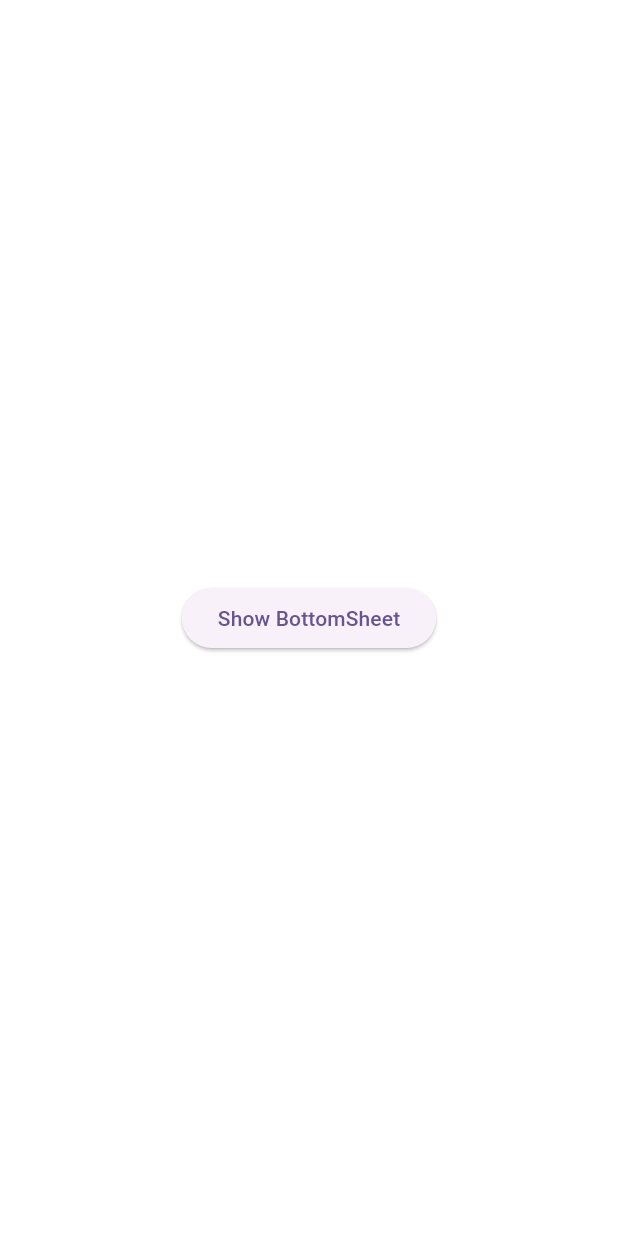
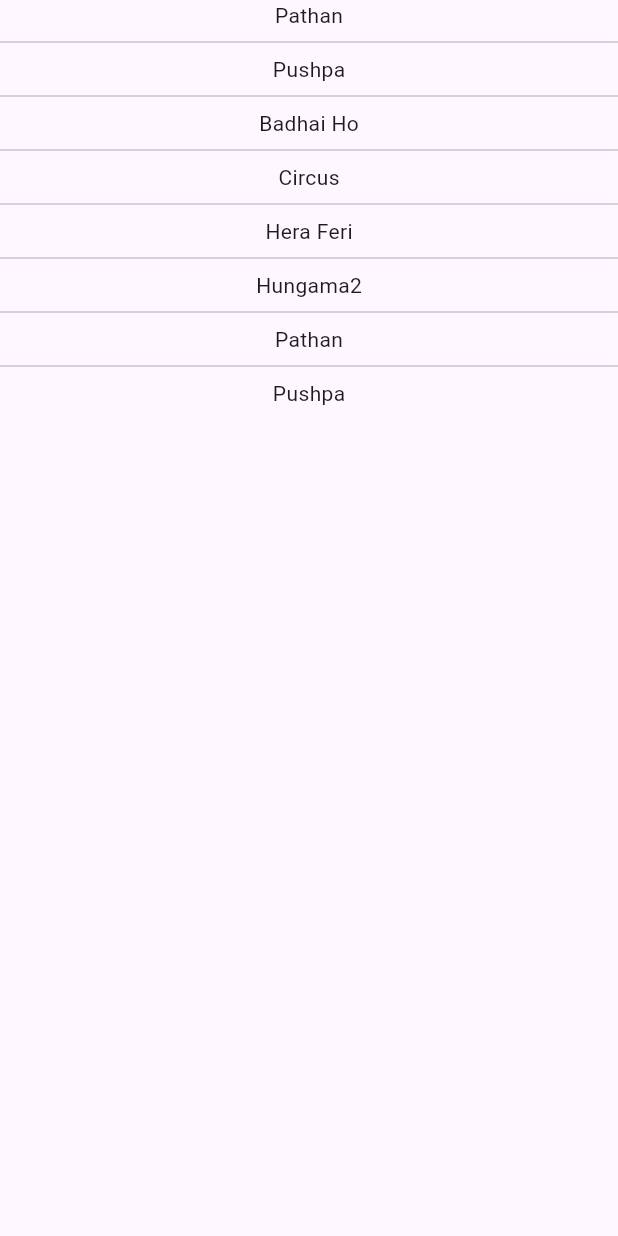
Before and after one commit to priyasavvient/flutter_ui_host, a Flutter app: the screen it shows after launch, after a tap on "Show BottomSheet", on a phone screen of 412 x 824 dp. Run offline on Flutter 3.47's test engine with Material 2 defaults, Android fonts, the light colour scheme and no system bars; our stand-ins replace modal_bottom_sheet.

Commit message:
minor change

```diff
--- a/lib/HomeScreen.dart
+++ b/lib/HomeScreen.dart
@@ -1,4 +1,7 @@
 import 'package:flutter/material.dart';
+import 'package:modal_bottom_sheet/modal_bottom_sheet.dart';
+
+import 'model/data_model.dart';
 
 class HomeScreen extends StatefulWidget {
   const HomeScreen({Key? key}) : super(key: key);
@@ -9,7 +12,7 @@
 
 class _HomeScreenState extends State<HomeScreen> {
 
- /* List<ItemList> details = [
+  List<ItemList> details = [
     ItemList(images: "assets/images/pathan.jpeg", movies: "Pathan", movieDate: '25 January 2023'),
     ItemList(images: "assets/images/pushpa.jpeg", movies: "Pushpa", movieDate: '17 December 2021'),
     ItemList(images: "assets/images/badhaiho.jpeg", movies: "Badhai Ho", movieDate: '18 October 2018'),
@@ -19,21 +22,21 @@
     ItemList(images: "assets/images/hungama2.jpeg", movies: "Pathan", movieDate: '25 January 2023'),
     ItemList(images: "assets/images/pushpa.jpeg", movies: "Pushpa", movieDate: '17 December 2021'),
 
-  ];*/
+  ];
 
   @override
   Widget build(BuildContext context) {
     return Center(
       child: ElevatedButton(onPressed: () {
-       /* showMaterialModalBottomSheet(context: context, builder: (_) {
+        showMaterialModalBottomSheet(context: context, builder: (_) {
           return _bottomSheetList();
-        });*/
+        });
       },
           child: const Text("Show BottomSheet")),
     );
   }
 
- /* Widget _bottomSheetList()
+  Widget _bottomSheetList()
   {
     return ListView.separated(
       itemCount: details.length,
@@ -42,5 +45,5 @@
       }, separatorBuilder: (context, index) {
       return const Divider();
     },);
-  }*/
+  }
 }
--- a/lib/main.dart
+++ b/lib/main.dart
@@ -21,49 +21,3 @@
     );
   }
 }
-
-
-class HomeScreen extends StatefulWidget {
-  const HomeScreen({Key? key}) : super(key: key);
-
-  @override
-  State<HomeScreen> createState() => _HomeScreenState();
-}
-
-class _HomeScreenState extends State<HomeScreen> {
-
-  /* List<ItemList> details = [
-    ItemList(images: "assets/images/pathan.jpeg", movies: "Pathan", movieDate: '25 January 2023'),
-    ItemList(images: "assets/images/pushpa.jpeg", movies: "Pushpa", movieDate: '17 December 2021'),
-    ItemList(images: "assets/images/badhaiho.jpeg", movies: "Badhai Ho", movieDate: '18 October 2018'),
-    ItemList(images: "assets/images/circus.jpeg", movies: "Circus", movieDate: '23 December 2022'),
-    ItemList(images: "assets/images/heraferi.jpeg", movies: "Hera Feri", movieDate: '31 March 2000'),
-    ItemList(images: "assets/images/hungama2.jpeg", movies: "Hungama2", movieDate: '23 July 2021'),
-    ItemList(images: "assets/images/hungama2.jpeg", movies: "Pathan", movieDate: '25 January 2023'),
-    ItemList(images: "assets/images/pushpa.jpeg", movies: "Pushpa", movieDate: '17 December 2021'),
-
-  ];*/
-
-  @override
-  Widget build(BuildContext context) {
-    return Center(
-      child: ElevatedButton(onPressed: () {
-        /* showMaterialModalBottomSheet(context: context, builder: (_) {
-          return _bottomSheetList();
-        });*/
-      },
-          child: const Text("Show BottomSheet")),
-    );
-  }
-
-/* Widget _bottomSheetList()
-  {
-    return ListView.separated(
-      itemCount: details.length,
-      itemBuilder: (context, index) {
-        return Center(child: Text(details[index].movies));
-      }, separatorBuilder: (context, index) {
-      return const Divider();
-    },);
-  }*/
-}
--- a/pubspec.yaml
+++ b/pubspec.yaml
@@ -30,7 +30,7 @@
 dependencies:
   flutter:
     sdk: flutter
-
+  modal_bottom_sheet: ^3.0.0-pre
 
   # The following adds the Cupertino Icons font to your application.
   # Use with the CupertinoIcons class for iOS style icons.
```
Also changed, not shown: pubspec.lock, 1 other file.
